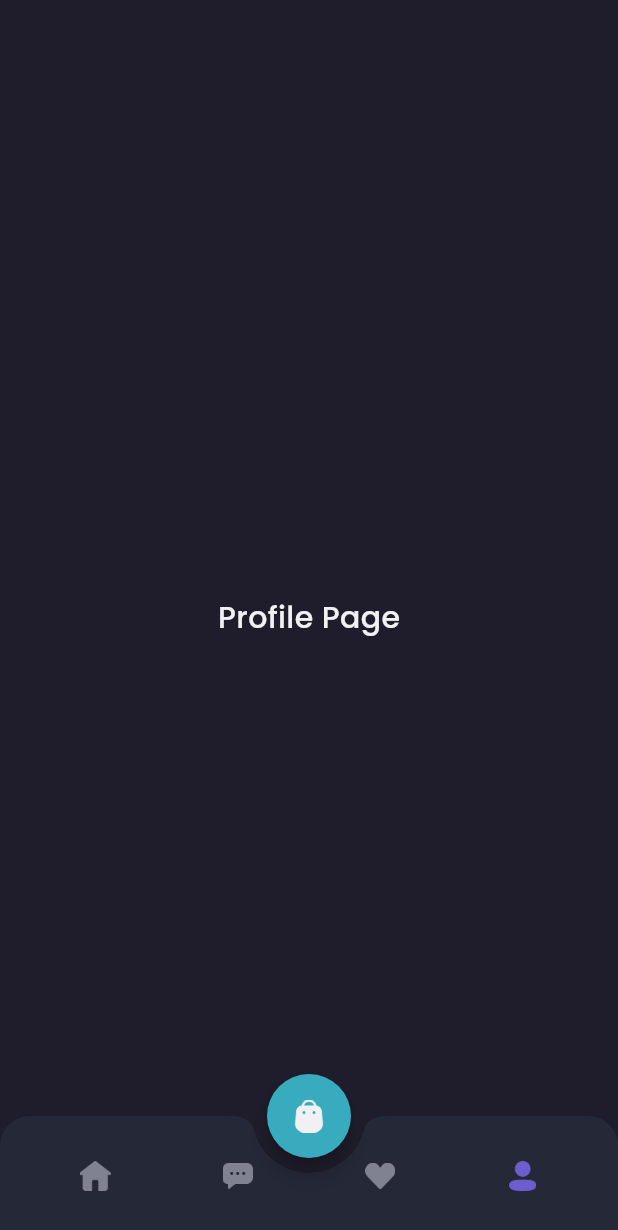
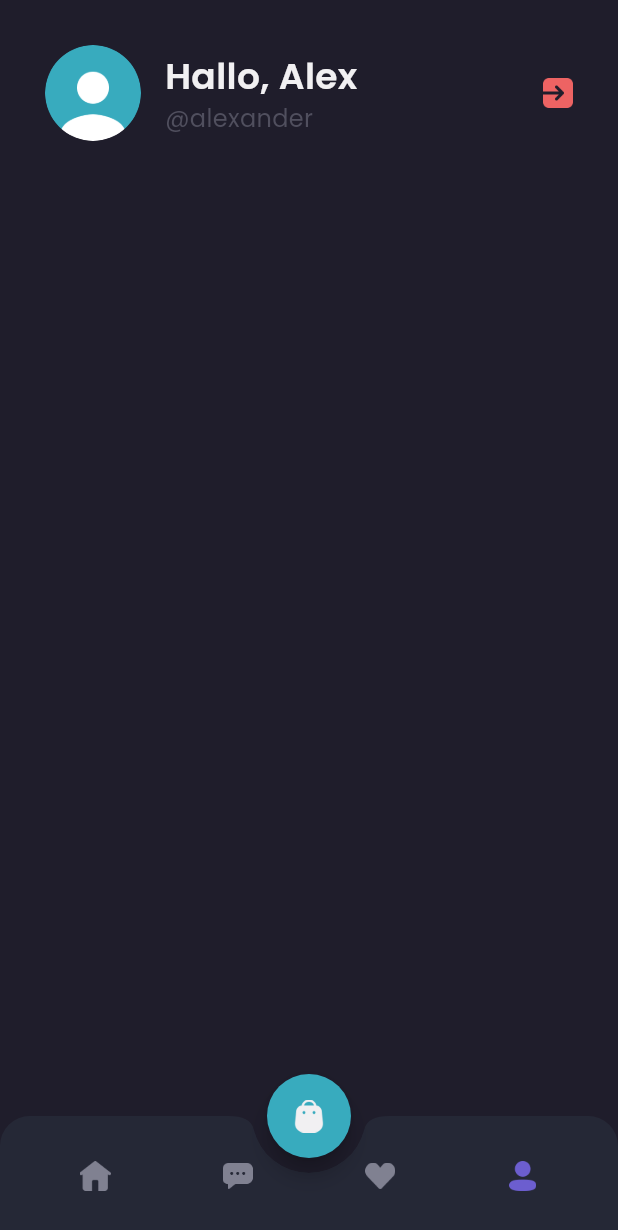
Before and after one commit to DedeSnrwn13/shamo-frontend, a Flutter app: the MainPage screen opened by its route, item 4 of the bottom bar chosen, on a phone screen of 412 x 824 dp. Shown: the top 1230 px of the screen. Run offline on Flutter 3.47's test engine with Material 3 defaults, Android fonts, the phone set to English and light mode, and no system bars; our stand-ins replace google_fonts.

Commit message:
feat: profile page header

```diff
--- a/lib/pages/home/profile_page.dart
+++ b/lib/pages/home/profile_page.dart
@@ -6,14 +6,58 @@ class ProfilePage extends StatelessWidget {
 
   @override
   Widget build(BuildContext context) {
-    return Center(
-      child: Text(
-        'Profile Page',
-        style: primaryTextStyle.copyWith(
-          fontSize: 20,
-          fontWeight: medium,
+    Widget header() {
+      return AppBar(
+        backgroundColor: backgroundColor1,
+        flexibleSpace: SafeArea(
+          child: Container(
+            padding: EdgeInsets.all(defaultMargin),
+            child: Row(
+              children: [
+                ClipOval(
+                  child: Image.asset(
+                    'assets/image_profile.png',
+                    width: 64,
+                  ),
+                ),
+                const SizedBox(width: 16),
+                Expanded(
+                  child: Column(
+                    crossAxisAlignment: CrossAxisAlignment.start,
+                    children: [
+                      Text(
+                        'Hallo, Alex',
+                        style: primaryTextStyle.copyWith(
+                          fontSize: 24,
+                          fontWeight: semiBold,
+                        ),
+                      ),
+                      Text(
+                        '@alexander',
+                        style: subtitleTextStyle.copyWith(
+                          fontSize: 16,
+                        ),
+                      ),
+                    ],
+                  ),
+                ),
+                Image.asset(
+                  'assets/button_exit.png',
+                  width: 20,
+                ),
+              ],
+            ),
+          ),
         ),
-      ),
+        elevation: 0,
+        automaticallyImplyLeading: false,
+      );
+    }
+
+    return Column(
+      children: [
+        header(),
+      ],
     );
   }
 }
```
Also changed, not shown: assets/button_exit.png (renamed from assets/icon_exit.png).
